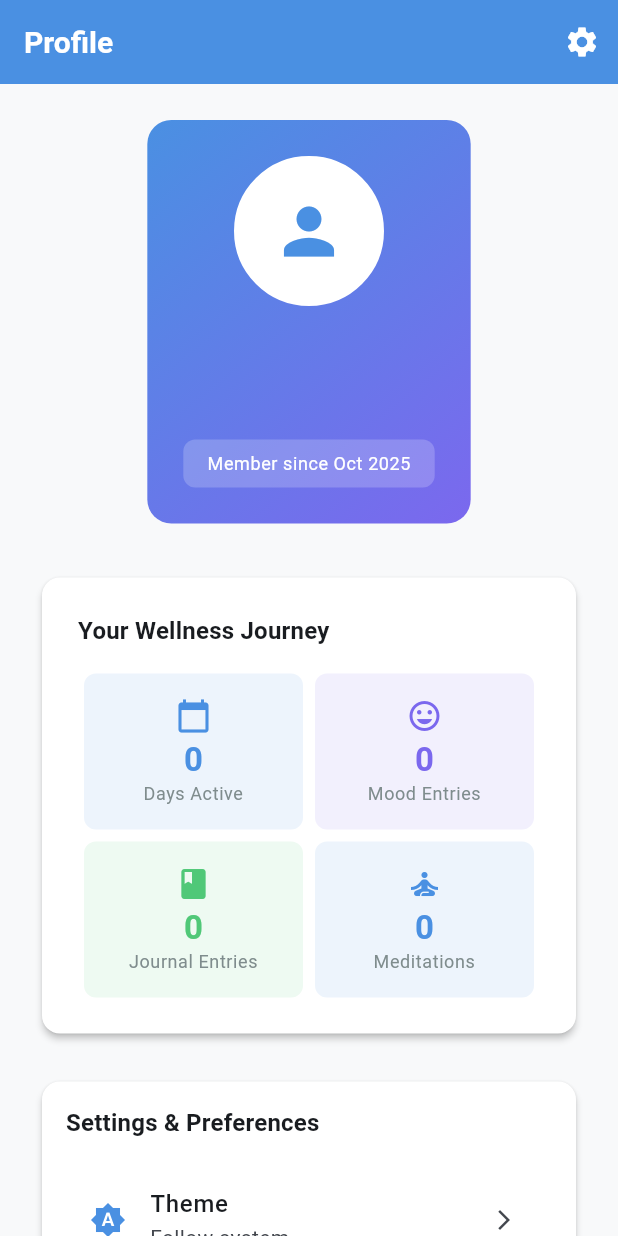
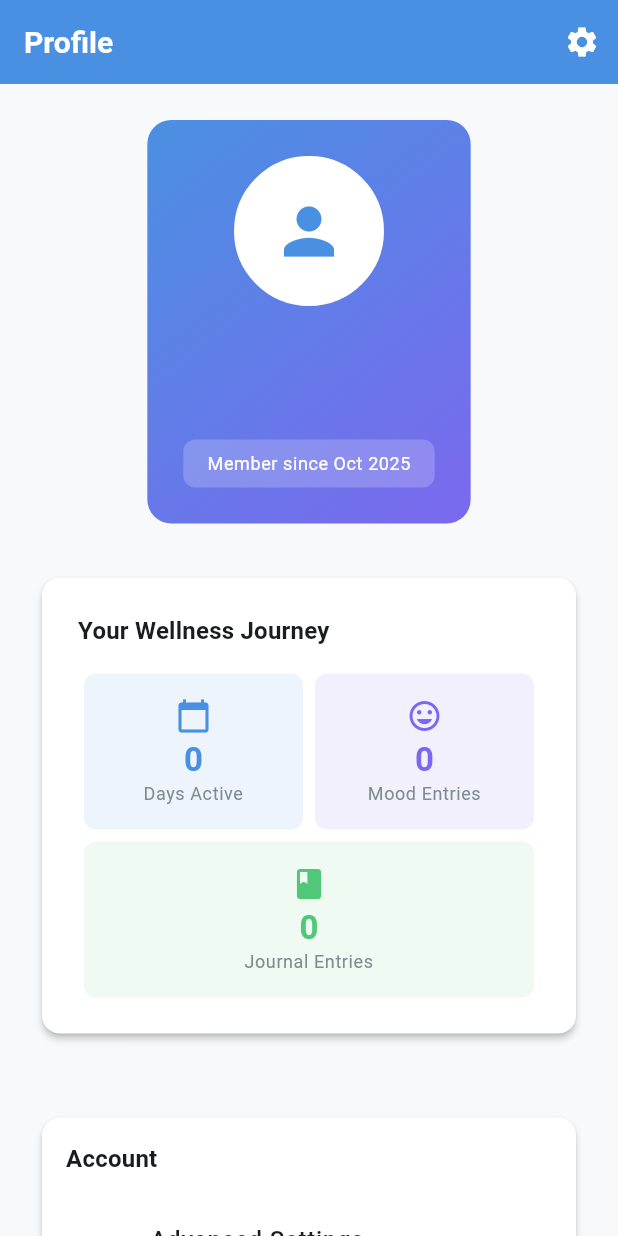
Before and after one commit to RohanM007/Mend, a Flutter app: the ProfileScreen screen opened directly, on a phone screen of 412 x 824 dp. Run offline on Flutter 3.47's test engine with Material 3 defaults, Android fonts, the phone set to English and light mode, and no system bars; our stand-ins replace cloud_firestore, firebase_auth, firebase_core, fl_chart, flutter_local_notifications, google_fonts and 2 more; accounts and stored records are empty; generated files the repository leaves out were written again.

Commit message:
Removing certain options

```diff
--- a/Mend/mend/lib/screens/profile/profile_screen.dart
+++ b/Mend/mend/lib/screens/profile/profile_screen.dart
@@ -47,8 +47,6 @@ class ProfileScreen extends StatelessWidget {
 
                 const SizedBox(height: AppConstants.paddingLarge),
 
-                // Settings & Preferences
-                _buildSettingsSection(context),
 
                 const SizedBox(height: AppConstants.paddingLarge),
 
@@ -212,13 +210,7 @@ class ProfileScreen extends StatelessWidget {
                           Icons.book,
                           AppConstants.accentColor,
                         ),
-                        _buildStatItem(
-                          context,
-                          'Meditations',
-                          meditationProvider.getTotalSessions().toString(),
-                          Icons.self_improvement,
-                          AppConstants.primaryColor,
-                        ),
+
                       ],
                     ),
                   ],
@@ -270,38 +262,7 @@ class ProfileScreen extends StatelessWidget {
     );
   }
 
-  Widget _buildSettingsSection(BuildContext context) {
-    return Card(
-      child: Padding(
-        padding: const EdgeInsets.all(AppConstants.paddingMedium),
-        child: Column(
-          crossAxisAlignment: CrossAxisAlignment.start,
-          children: [
-            Text(
-              'Settings & Preferences',
-              style: Theme.of(
-                context,
-              ).textTheme.titleMedium?.copyWith(fontWeight: FontWeight.bold),
-            ),
-            const SizedBox(height: AppConstants.paddingMedium),
 
-            // Theme Settings
-            Consumer<ThemeProvider>(
-              builder: (context, themeProvider, child) {
-                return _buildActionTile(
-                  context,
-                  'Theme',
-                  _getThemeDescription(themeProvider.themeMode),
-                  _getThemeIcon(themeProvider.themeMode),
-                  () => _showThemeDialog(context, themeProvider),
-                );
-              },
-            ),
-          ],
-        ),
-      ),
-    );
-  }
 
   Widget _buildAccountSection(BuildContext context, AuthProvider authProvider) {
     return Card(
@@ -425,79 +386,6 @@ class ProfileScreen extends StatelessWidget {
     );
   }
 
-  String _getThemeDescription(ThemeMode themeMode) {
-    switch (themeMode) {
-      case ThemeMode.light:
-        return 'Light mode';
-      case ThemeMode.dark:
-        return 'Dark mode';
-      case ThemeMode.system:
-        return 'Follow system';
-    }
-  }
-
-  IconData _getThemeIcon(ThemeMode themeMode) {
-    switch (themeMode) {
-      case ThemeMode.light:
-        return Icons.light_mode;
-      case ThemeMode.dark:
-        return Icons.dark_mode;
-      case ThemeMode.system:
-        return Icons.brightness_auto;
-    }
-  }
-
-  void _showThemeDialog(BuildContext context, ThemeProvider themeProvider) {
-    showDialog(
-      context: context,
-      builder:
-          (context) => AlertDialog(
-            title: const Text('Choose Theme'),
-            content: Column(
-              mainAxisSize: MainAxisSize.min,
-              children: [
-                RadioListTile<ThemeMode>(
-                  title: const Text('Light'),
-                  subtitle: const Text('Bright and clean interface'),
-                  value: ThemeMode.light,
-                  groupValue: themeProvider.themeMode,
-                  onChanged: (value) {
-                    if (value != null) {
-                      themeProvider.setThemeMode(value);
-                      Navigator.of(context).pop();
-                    }
-                  },
-                ),
-                RadioListTile<ThemeMode>(
-                  title: const Text('Dark'),
-                  subtitle: const Text('Easy on the eyes'),
-                  value: ThemeMode.dark,
-                  groupValue: themeProvider.themeMode,
-                  onChanged: (value) {
-                    if (value != null) {
-                      themeProvider.setThemeMode(value);
-                      Navigator.of(context).pop();
-                    }
-                  },
-                ),
-                RadioListTile<ThemeMode>(
-                  title: const Text('System'),
-                  subtitle: const Text('Follow device settings'),
-                  value: ThemeMode.system,
-                  groupValue: themeProvider.themeMode,
-                  onChanged: (value) {
-                    if (value != null) {
-                      themeProvider.setThemeMode(value);
-                      Navigator.of(context).pop();
-                    }
-                  },
-                ),
-              ],
-            ),
-          ),
-    );
-  }
-
   int _calculateDaysActive(
     List moodEntries,
     List journalEntries,
@@ -521,17 +409,7 @@ class ProfileScreen extends StatelessWidget {
       activeDates.add(date);
     }
 
-    // Add dates from meditation sessions (only completed ones)
-    for (final session in meditationSessions) {
-      if (session.completed) {
-        final date = DateTime(
-          session.startTime.year,
-          session.startTime.month,
-          session.startTime.day,
-        );
-        activeDates.add(date);
-      }
-    }
+
 
     return activeDates.length;
   }
```
